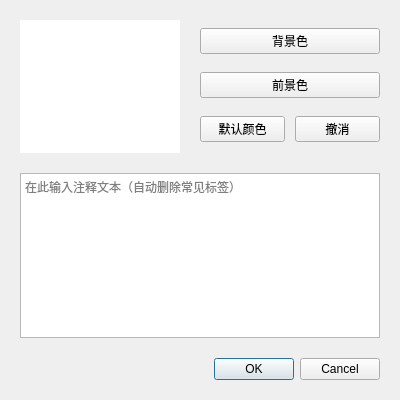
Old version of the form src/Form_Files/SelectAnnotation.ui in the repository luojilab/Magic.
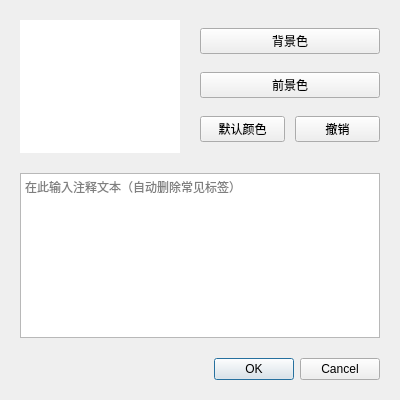
New version of the form.

Commit message: fix(SelectAnnotation.h): move enum inside class

```diff
--- a/src/Form_Files/SelectAnnotation.ui
+++ b/src/Form_Files/SelectAnnotation.ui
@@ -98,7 +98,7 @@
           <item>
            <widget class="QPushButton" name="lastColorButton">
             <property name="text">
-             <string>撤消</string>
+             <string>撤销</string>
             </property>
            </widget>
           </item>
```
The commit also changes 1 other file.
